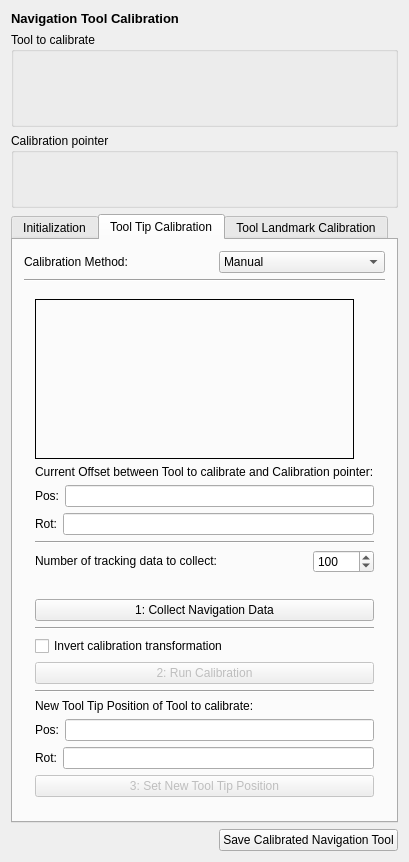
Above: Plugins/org.mitk.gui.qt.igttracking/src/internal/IGTNavigationToolCalibrationControls.ui from MITK/MITK before the change. Below: the same form after it.
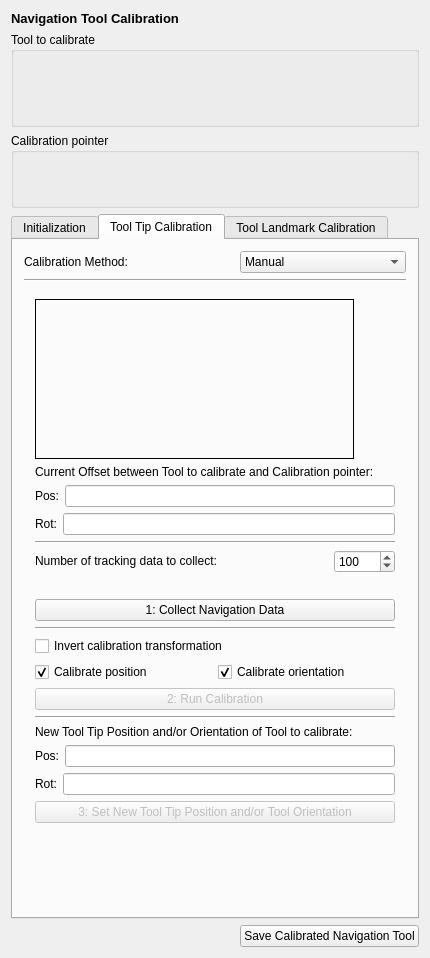
That is the form after the change. The open tabs and pages were chosen to show the change. Icons and pictures are not drawn. Custom widgets are drawn as their Qt base class.

Commit message: Add new Checkboxes Calibrate Pos or Orien in NavigationToolCalibrationView

What changed in the file:
```diff
--- a/Plugins/org.mitk.gui.qt.igttracking/src/internal/IGTNavigationToolCalibrationControls.ui
+++ b/Plugins/org.mitk.gui.qt.igttracking/src/internal/IGTNavigationToolCalibrationControls.ui
@@ -6,8 +6,8 @@
    <rect>
     <x>0</x>
     <y>0</y>
-    <width>379</width>
-    <height>829</height>
+    <width>430</width>
+    <height>958</height>
    </rect>
   </property>
   <property name="minimumSize">
@@ -587,6 +587,30 @@
              </property>
             </widget>
            </item>
+           <item>
+            <layout class="QHBoxLayout" name="horizontalLayout_16">
+             <item>
+              <widget class="QCheckBox" name="m_CalibratePosition">
+               <property name="text">
+                <string>Calibrate position</string>
+               </property>
+               <property name="checked">
+                <bool>true</bool>
+               </property>
+              </widget>
+             </item>
+             <item>
+              <widget class="QCheckBox" name="m_CalibrateOrientation">
+               <property name="text">
+                <string>Calibrate orientation</string>
+               </property>
+               <property name="checked">
+                <bool>true</bool>
+               </property>
+              </widget>
+             </item>
+            </layout>
+           </item>
            <item>
             <widget class="QPushButton" name="m_RunCalibrationButton">
              <property name="enabled">
@@ -613,7 +637,7 @@
               </sizepolicy>
              </property>
              <property name="text">
-              <string>New Tool Tip Position of Tool to calibrate:</string>
+              <string>New Tool Tip Position and/or Orientation of Tool to calibrate:</string>
              </property>
             </widget>
            </item>
@@ -669,7 +693,7 @@
               <bool>false</bool>
              </property>
              <property name="text">
-              <string>3: Set New Tool Tip Position</string>
+              <string>3: Set New Tool Tip Position and/or Tool Orientation</string>
              </property>
             </widget>
            </item>
@@ -681,7 +705,7 @@
              <property name="sizeHint" stdset="0">
               <size>
                <width>20</width>
-               <height>203</height>
+               <height>40</height>
               </size>
              </property>
             </spacer>
```
The commit also changes 1 other file.
